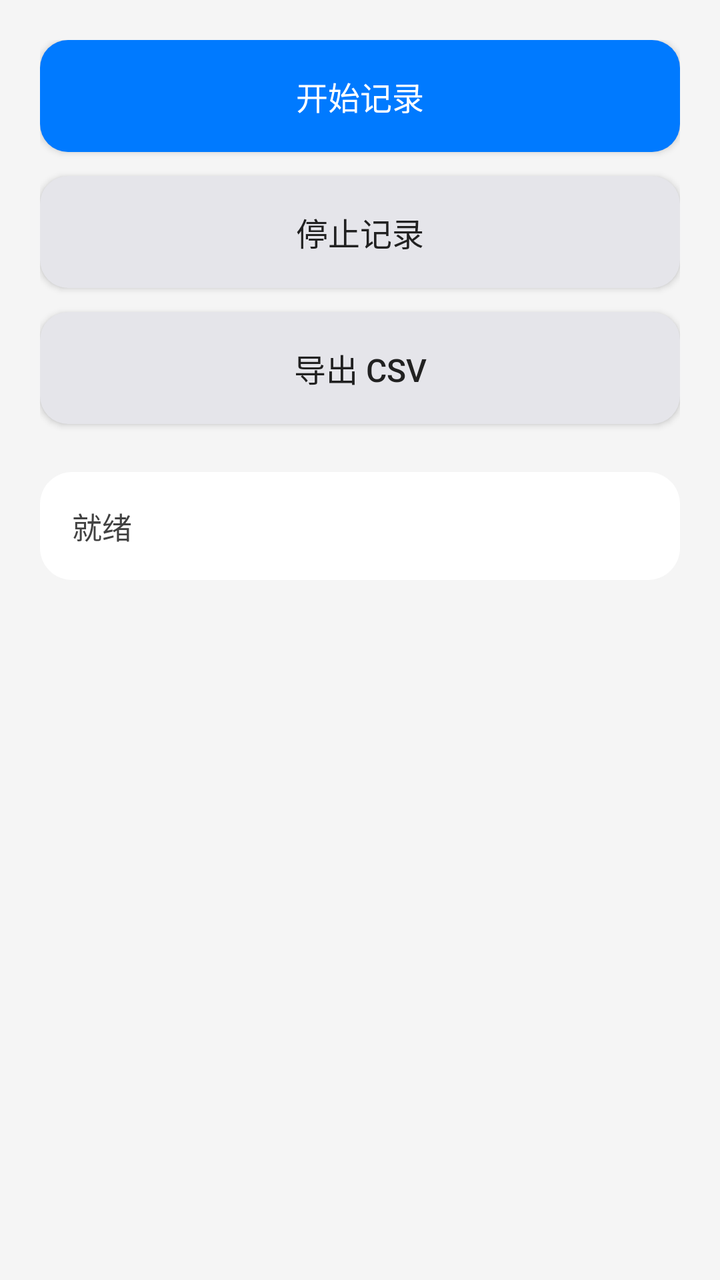
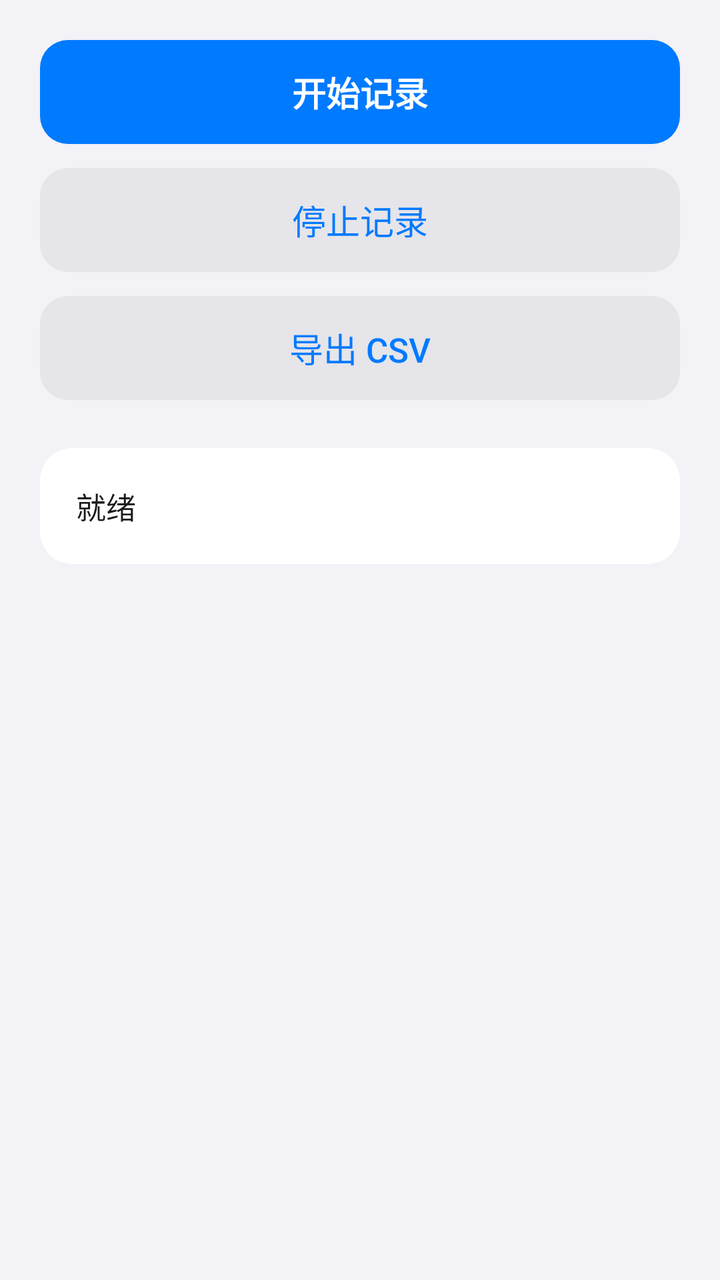

Two renders of the same Android screen: before a commit and after it. Below are the layout's source before the change and the commit's diff.
<!-- AndroidManifest.xml: application theme AppTheme -->
<!-- res/layout/activity_main.xml -->
<?xml version="1.0" encoding="utf-8"?>
<ScrollView xmlns:android="http://schemas.android.com/apk/res/android"
    android:layout_width="match_parent"
    android:layout_height="match_parent"
    android:background="#F5F5F5"
    android:fillViewport="true">

    <LinearLayout
        android:layout_width="match_parent"
        android:layout_height="wrap_content"
        android:orientation="vertical"
        android:padding="20dp">

        
        <Button
            android:id="@+id/btnStart"
            android:layout_width="match_parent"
            android:layout_height="56dp"
            android:text="开始记录"
            android:textSize="16sp"
            android:textColor="#FFFFFF"
            android:background="@drawable/button_start_bg"
            android:layout_marginBottom="12dp" />

        
        <Button
            android:id="@+id/btnStop"
            android:layout_width="match_parent"
            android:layout_height="56dp"
            android:text="停止记录"
            android:textSize="16sp"
            android:textColor="#212121"
            android:background="@drawable/button_secondary_bg"
            android:layout_marginBottom="12dp" />

        
        <Button
            android:id="@+id/btnExport"
            android:layout_width="match_parent"
            android:layout_height="56dp"
            android:text="导出 CSV"
            android:textSize="16sp"
            android:textColor="#212121"
            android:background="@drawable/button_secondary_bg"
            android:layout_marginBottom="24dp" />

        
        <LinearLayout
            android:layout_width="match_parent"
            android:layout_height="wrap_content"
            android:background="@drawable/card_bg"
            android:orientation="vertical"
            android:padding="16dp">

            <TextView
                android:id="@+id/statusText"
                android:layout_width="match_parent"
                android:layout_height="wrap_content"
                android:text="就绪"
                android:textSize="15sp"
                android:textColor="#424242"
                android:lineSpacingExtra="4dp" />
        </LinearLayout>

    </LinearLayout>
</ScrollView>
<!-- resources referenced by this layout -->
<resources>
  <!-- drawable button_secondary_bg (drawable) -->
  <?xml version="1.0" encoding="utf-8"?>
  <shape xmlns:android="http://schemas.android.com/apk/res/android">
      <corners android:radius="14dp" />
      <solid android:color="#E5E5EA" />
  </shape>
  <!-- drawable button_start_bg (drawable) -->
  <?xml version="1.0" encoding="utf-8"?>
  <shape xmlns:android="http://schemas.android.com/apk/res/android">
      <corners android:radius="14dp" />
      <solid android:color="#007AFF" />
  </shape>
  <!-- drawable card_bg (drawable) -->
  <?xml version="1.0" encoding="utf-8"?>
  <shape xmlns:android="http://schemas.android.com/apk/res/android">
      <corners android:radius="16dp" />
      <solid android:color="#FFFFFF" />
  </shape>
  <style name="AppTheme" parent="@android:style/Theme.Material.Light.DarkActionBar">
          <item name="android:colorPrimary">#FFFFFF</item>
          <item name="android:colorPrimaryDark">#FFFFFF</item>
          <item name="android:colorAccent">#007AFF</item>
          <item name="android:titleTextColor">#1C1C1E</item>
          <item name="android:windowBackground">#F2F2F7</item>
          <item name="android:textColorPrimary">#1C1C1E</item>
      </style>
</resources>

<!-- the commit's change to res/layout/activity_main.xml (unified diff, before → after) -->
@@ -2,7 +2,7 @@
 <ScrollView xmlns:android="http://schemas.android.com/apk/res/android"
     android:layout_width="match_parent"
     android:layout_height="match_parent"
-    android:background="#F5F5F5"
+    android:background="#F2F2F7"
     android:fillViewport="true">
 
     <LinearLayout
@@ -15,33 +15,37 @@
         <Button
             android:id="@+id/btnStart"
             android:layout_width="match_parent"
-            android:layout_height="56dp"
+            android:layout_height="52dp"
             android:text="开始记录"
-            android:textSize="16sp"
+            android:textSize="17sp"
+            android:textStyle="bold"
             android:textColor="#FFFFFF"
             android:background="@drawable/button_start_bg"
+            android:stateListAnimator="@null"
             android:layout_marginBottom="12dp" />
 
         
         <Button
             android:id="@+id/btnStop"
             android:layout_width="match_parent"
-            android:layout_height="56dp"
+            android:layout_height="52dp"
             android:text="停止记录"
-            android:textSize="16sp"
-            android:textColor="#212121"
+            android:textSize="17sp"
+            android:textColor="#007AFF"
             android:background="@drawable/button_secondary_bg"
+            android:stateListAnimator="@null"
             android:layout_marginBottom="12dp" />
 
         
         <Button
             android:id="@+id/btnExport"
             android:layout_width="match_parent"
-            android:layout_height="56dp"
+            android:layout_height="52dp"
             android:text="导出 CSV"
-            android:textSize="16sp"
-            android:textColor="#212121"
+            android:textSize="17sp"
+            android:textColor="#007AFF"
             android:background="@drawable/button_secondary_bg"
+            android:stateListAnimator="@null"
             android:layout_marginBottom="24dp" />
 
         
@@ -50,7 +54,7 @@
             android:layout_height="wrap_content"
             android:background="@drawable/card_bg"
             android:orientation="vertical"
-            android:padding="16dp">
+            android:padding="18dp">
 
             <TextView
                 android:id="@+id/statusText"
@@ -58,8 +62,8 @@
                 android:layout_height="wrap_content"
                 android:text="就绪"
                 android:textSize="15sp"
-                android:textColor="#424242"
-                android:lineSpacingExtra="4dp" />
+                android:textColor="#1C1C1E"
+                android:lineSpacingExtra="6dp" />
         </LinearLayout>
 
     </LinearLayout>
